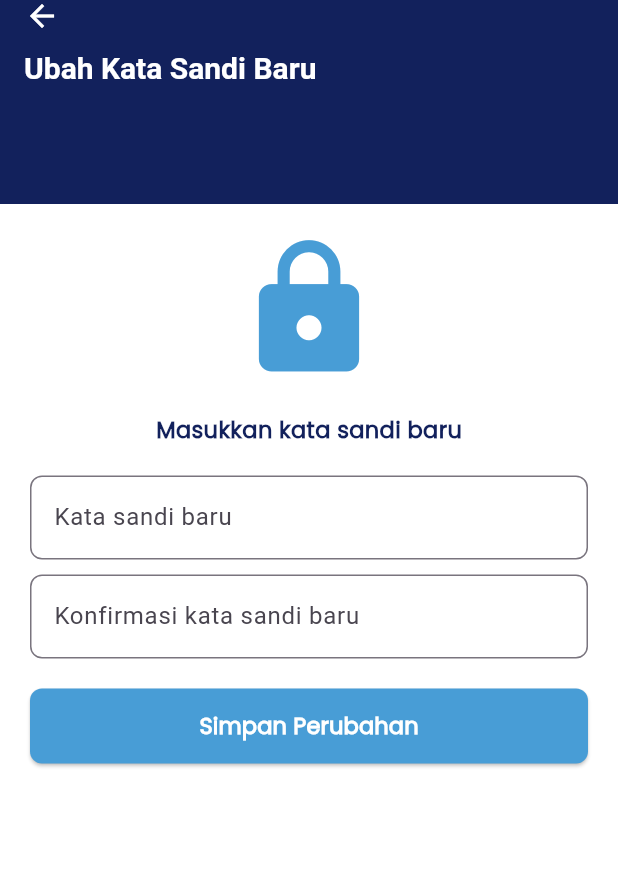
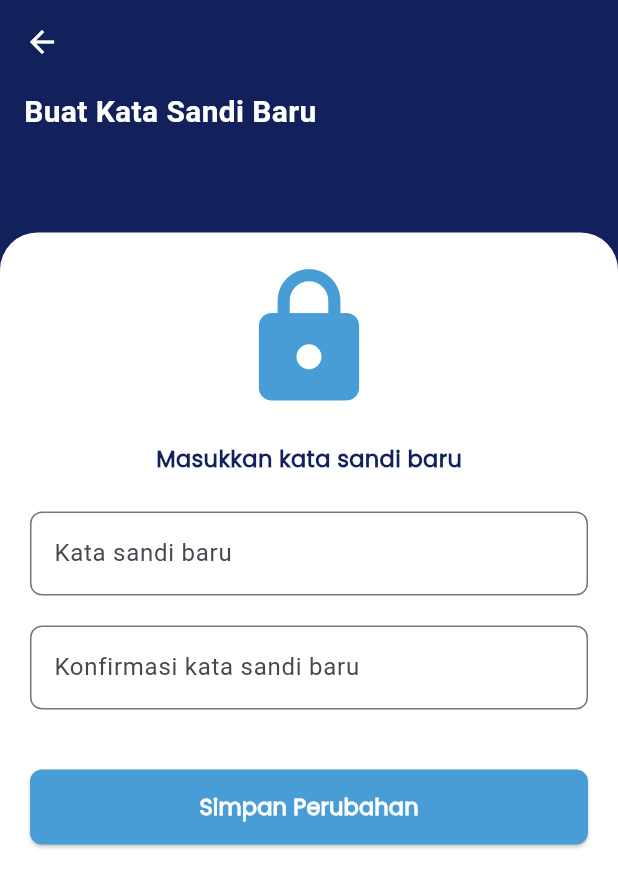
Before and after one commit to iammburg/arena-connect, a Flutter app: the PasswordChangePage screen opened directly, on a phone screen of 412 x 824 dp. Shown: the top 887 px of the screen. Run offline on Flutter 3.47's test engine with Material 3 defaults, Android fonts, the phone set to English and light mode, and no system bars; our stand-ins replace device_preview.

Commit message:
feat : edit page change_password

```diff
--- a/lib/screens/profile/change_password_page.dart
+++ b/lib/screens/profile/change_password_page.dart
@@ -3,7 +3,6 @@ import 'package:flutter/material.dart';
 // Color Palettes
 Color primary = const Color(0xFF12215C);
 Color secondary = const Color(0xFF489DD6);
-Color tertiary = const Color(0xFFA7ADC3);
 Color white = const Color(0xFFFFFFFF);
 
 // Font Styles
@@ -14,6 +13,19 @@ TextStyle buttonFont1 = TextStyle(
   color: white,
 );
 
+TextStyle dialogTitleFont = TextStyle(
+  fontFamily: 'Poppins',
+  fontWeight: FontWeight.bold,
+  fontSize: 16,
+  color: primary,
+);
+
+TextStyle dialogContentFont = TextStyle(
+  fontFamily: 'Poppins',
+  fontSize: 13,
+  color: primary,
+);
+
 ButtonStyle longButton1 = ElevatedButton.styleFrom(
   minimumSize: const Size(double.infinity, 50),
   backgroundColor: secondary,
@@ -22,17 +34,12 @@ ButtonStyle longButton1 = ElevatedButton.styleFrom(
   ),
 );
 
-void main() => runApp(MyApp());
-
-class MyApp extends StatelessWidget {
-  @override
-  Widget build(BuildContext context) {
-    return MaterialApp(
-      debugShowCheckedModeBanner: false,
-      home: PasswordChangePage(),
+ButtonStyle dialogButtonStyle = ElevatedButton.styleFrom(
+  padding: const EdgeInsets.symmetric(horizontal: 30, vertical: 12),
+  shape: RoundedRectangleBorder(
+    borderRadius: BorderRadius.circular(8),
+  ),
 );
-  }
-}
 
 class PasswordChangePage extends StatefulWidget {
   @override
@@ -44,27 +51,68 @@ class _PasswordChangePageState extends State<PasswordChangePage> {
     showDialog(
       context: context,
       builder: (BuildContext context) {
-        return AlertDialog(
-          title: Text('Simpan Perubahan', style: buttonFont1.copyWith(color: primary)),
-          content: Text(
+        return Dialog(
+          shape: RoundedRectangleBorder(
+            borderRadius: BorderRadius.circular(12),
+          ),
+          child: Container(
+            width: 320,
+            padding: const EdgeInsets.all(16.0),
+            child: Column(
+              mainAxisSize: MainAxisSize.min,
+              children: [
+                Text(
+                  'Simpan Perubahan',
+                  textAlign: TextAlign.center,
+                  style: dialogTitleFont,
+                ),
+                const SizedBox(height: 10),
+                Text(
                   'Apakah kamu yakin ingin menyimpan perubahan?',
-            style: buttonFont1.copyWith(fontSize: 13, color: primary),
+                  textAlign: TextAlign.center,
+                  style: dialogContentFont,
                 ),
-          actions: [
-            TextButton(
+                const SizedBox(height: 50),
+                Row(
+                  mainAxisAlignment: MainAxisAlignment.spaceEvenly,
+                  children: [
+                    Expanded(
+                      child: ElevatedButton(
+                        style: ElevatedButton.styleFrom(
+                          backgroundColor: primary,
+                          padding: const EdgeInsets.symmetric(vertical: 12),
+                          shape: RoundedRectangleBorder(
+                            borderRadius: BorderRadius.circular(8),
+                          ),
+                        ),
                         onPressed: () {
                           Navigator.of(context).pop();
                         },
-              child: Text('Kembali', style: buttonFont1.copyWith(color: primary)),
+                        child: Text('Kembali', style: buttonFont1),
                       ),
-            TextButton(
+                    ),
+                    const SizedBox(width: 20),
+                    Expanded(
+                      child: ElevatedButton(
+                        style: ElevatedButton.styleFrom(
+                          backgroundColor: secondary,
+                          padding: const EdgeInsets.symmetric(vertical: 12),
+                          shape: RoundedRectangleBorder(
+                            borderRadius: BorderRadius.circular(8),
+                          ),
+                        ),
                         onPressed: () {
                           Navigator.of(context).pop();
                           _showSuccessDialog();
                         },
-              child: Text('Simpan', style: buttonFont1.copyWith(color: secondary)),
+                        child: Text('Simpan', style: buttonFont1),
+                      ),
                     ),
                   ],
+                ),
+              ],
+            ),
+          ),
         );
       },
     );
@@ -75,13 +123,16 @@ class _PasswordChangePageState extends State<PasswordChangePage> {
       context: context,
       builder: (BuildContext context) {
         return AlertDialog(
-          shape: RoundedRectangleBorder(borderRadius: BorderRadius.circular(10)),
+          shape: RoundedRectangleBorder(
+            borderRadius: BorderRadius.circular(10),
+          ),
           content: Column(
             mainAxisSize: MainAxisSize.min,
             children: [
               Icon(Icons.check_circle, color: secondary, size: 60),
               const SizedBox(height: 10),
-              Text('Kata Sandi Berhasil diperbarui!', style: buttonFont1.copyWith(color: primary)),
+              Text('Kata Sandi Berhasil diperbarui!',
+                  style: buttonFont1.copyWith(color: primary)),
             ],
           ),
           actions: [
@@ -100,46 +151,52 @@ class _PasswordChangePageState extends State<PasswordChangePage> {
   @override
   Widget build(BuildContext context) {
     return Scaffold(
-      backgroundColor: white,
-      appBar: AppBar(
-        automaticallyImplyLeading: false,
-        elevation: 0,
       backgroundColor: primary,
-        title: Column(
+      body: Column(
+        children: [
+          Container(
+            padding: EdgeInsets.only(
+              top: MediaQuery.of(context).padding.top + 16,
+              left: 16,
+              right: 16,
+              bottom: 16,
+            ),
+            color: primary,
+            child: Column(
               crossAxisAlignment: CrossAxisAlignment.start,
               children: [
-            GestureDetector(
+                Align(
+                  alignment: Alignment.centerLeft,
+                  child: GestureDetector(
                     onTap: () {
                       Navigator.pop(context);
                     },
-              child: Icon(Icons.arrow_back, color: white), // Arrow back icon
+                    child: Icon(Icons.arrow_back, color: white),
                   ),
-            const SizedBox(height: 10), // Space between icon and text
-            Text(
-              'Ubah Kata Sandi Baru',
+                ),
+                const SizedBox(height: 20),
+                Align(
+                  alignment: Alignment.centerLeft,
+                  child: Text(
+                    'Buat Kata Sandi Baru',
                     style: TextStyle(
                       fontSize: 20,
                       fontWeight: FontWeight.bold,
                       color: white,
                     ),
                   ),
+                ),
               ],
             ),
           ),
-      body: Stack(
-        children: [
-          // Latar belakang primary lebih panjang
-          Container(
-            color: primary,
-            height: 80,
-          ),
-          Container(
-            margin: const EdgeInsets.only(top: 80),
+          Expanded(
+            child: Container(
+              margin: const EdgeInsets.only(top: 50),
               decoration: BoxDecoration(
                 color: white,
                 borderRadius: const BorderRadius.only(
-                topLeft: Radius.circular(20),
-                topRight: Radius.circular(20),
+                  topLeft: Radius.circular(25),
+                  topRight: Radius.circular(25),
                 ),
               ),
               padding: const EdgeInsets.all(20.0),
@@ -150,9 +207,10 @@ class _PasswordChangePageState extends State<PasswordChangePage> {
                   const SizedBox(height: 20),
                   Text(
                     'Masukkan kata sandi baru',
-                  style: buttonFont1.copyWith(color: primary, fontWeight: FontWeight.bold),
+                    style: buttonFont1.copyWith(
+                        color: primary, fontWeight: FontWeight.bold),
                   ),
-                const SizedBox(height: 20),
+                  const SizedBox(height: 25),
                   TextField(
                     decoration: InputDecoration(
                       labelText: 'Kata sandi baru',
@@ -161,7 +219,7 @@ class _PasswordChangePageState extends State<PasswordChangePage> {
                       ),
                     ),
                   ),
-                const SizedBox(height: 10),
+                  const SizedBox(height: 20),
                   TextField(
                     decoration: InputDecoration(
                       labelText: 'Konfirmasi kata sandi baru',
@@ -170,7 +228,7 @@ class _PasswordChangePageState extends State<PasswordChangePage> {
                       ),
                     ),
                   ),
-                const SizedBox(height: 20),
+                  const SizedBox(height: 40),
                   ElevatedButton(
                     style: longButton1,
                     onPressed: _showConfirmationDialog,
@@ -179,6 +237,7 @@ class _PasswordChangePageState extends State<PasswordChangePage> {
                 ],
               ),
             ),
+          ),
         ],
       ),
     );
```
Lines whose indentation alone changed are shown as unchanged.
